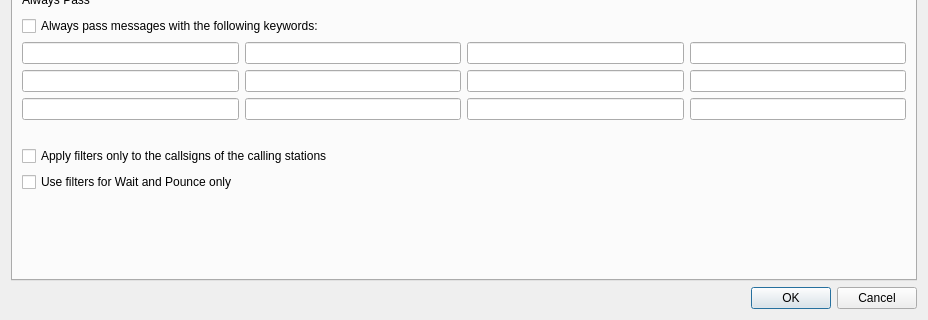
Above: Configuration_Alerts_PLUS.ui from uaro-radio/wsjtx before the change; both pictures show x 0 to 928 and y 396 to 716 of the 928 by 716 pixel window. Below: the same form after it.
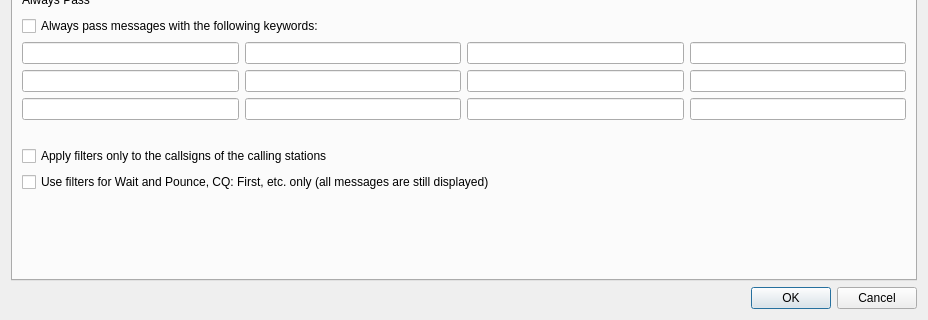
That is the form after the change. The open tabs and pages were chosen to show the change. Custom widgets are drawn as their Qt base class.

Commit message: Rename a checkbox.

```diff
--- a/Configuration_Alerts_PLUS.ui
+++ b/Configuration_Alerts_PLUS.ui
@@ -4149,7 +4149,7 @@
             <string>&lt;html&gt;&lt;head/&gt;&lt;body&gt;&lt;p&gt;Use filters for Wait and Pounce only.&lt;/p&gt;&lt;/body&gt;&lt;/html&gt;</string>
            </property>
            <property name="text">
-            <string>Use filters for Wait and Pounce only</string>
+            <string>Use filters for Wait and Pounce, CQ: First, etc. only (all messages are still displayed)</string>
            </property>
           </widget>
          </item>
```
Left out of the diff: 6 changed lines with no effect on the pictures. The commit also changes 2 other files.
